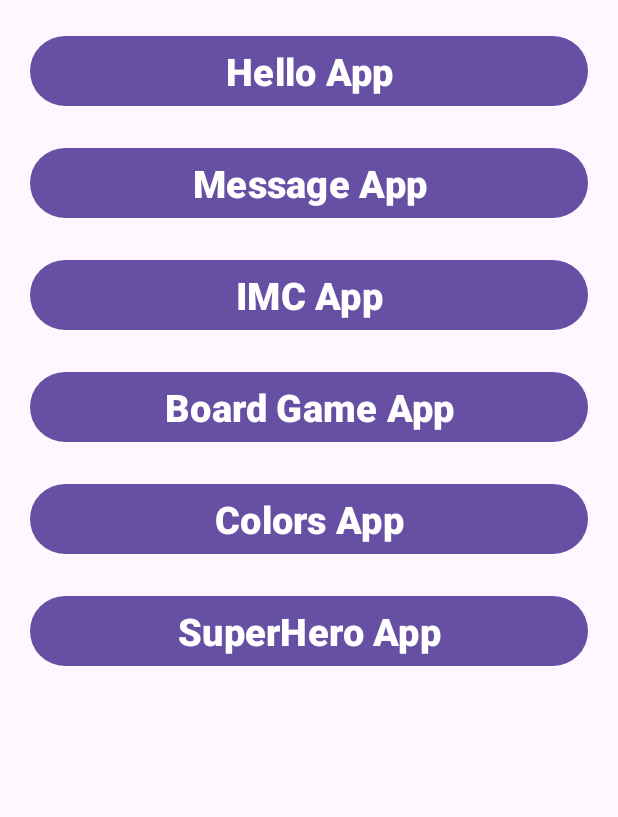
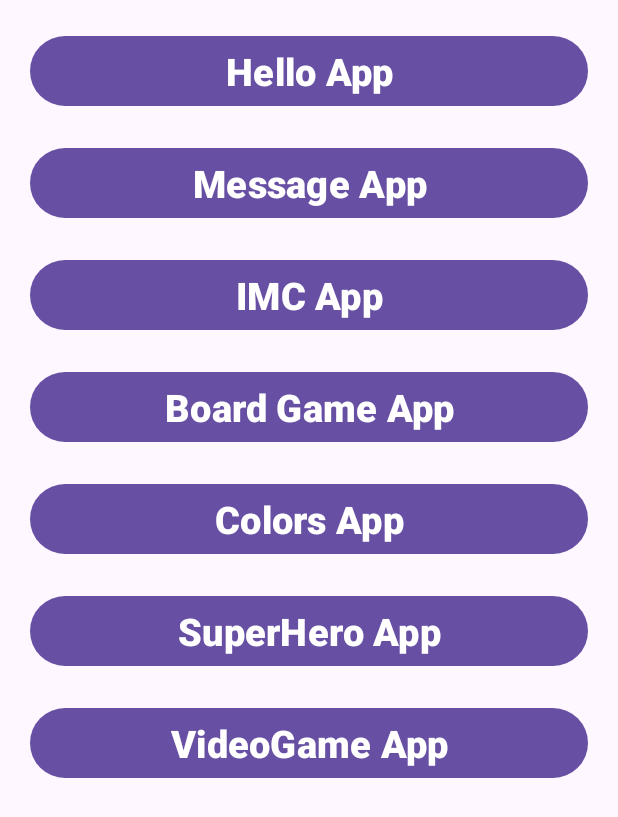
Before and after one commit to EowynRohirrim/AppsPMDM, an Android app: the screen it shows after launch (MenuActivity), on a phone screen of 412 x 824 dp. Shown: the top 817 px of the screen. Run offline under Robolectric (Android 15) with nearby library versions, the phone set to English and light mode, and no system bars.

Commit message:
15/01/2024 Trabajo Tema 6 APIs

```diff
--- a/app/build.gradle.kts
+++ b/app/build.gradle.kts
@@ -34,7 +34,7 @@ android {
         jvmTarget = "1.8"
     }
     buildFeatures{
-        viewBinding = true   //Además, hay que darle a sincronizar
+        viewBinding = true   //Además, hay que darle a sincronizar, PARA QUE FUNCIONE EL VIEWBINDING
     }
 
 }
--- a/app/src/main/AndroidManifest.xml
+++ b/app/src/main/AndroidManifest.xml
@@ -14,6 +14,9 @@
         android:supportsRtl="true"
         android:theme="@style/Theme.AppsPMDM"
         tools:targetApi="31">
+        <activity
+            android:name=".VideoGameApp.VideoGameListActivity"
+            android:exported="false" />
         <activity
             android:name=".SuperheroApp.DetailSuperheroActivity"
             android:exported="false" />
--- a/app/src/main/java/com/patri/appspmdm/MenuActivity.kt
+++ b/app/src/main/java/com/patri/appspmdm/MenuActivity.kt
@@ -10,6 +10,7 @@ import com.patri.appspmdm.HelloApp.MainActivity
 import com.patri.appspmdm.IMCApp.IMCcalculator
 import com.patri.appspmdm.MessageApp.MessageSending
 import com.patri.appspmdm.SuperheroApp.SuperheroListActivity
+import com.patri.appspmdm.VideoGameApp.VideoGameListActivity
 
 
 class MenuActivity : AppCompatActivity() {
@@ -40,7 +41,11 @@ class MenuActivity : AppCompatActivity() {
         var btnSuperHeroApp = findViewById<Button>(R.id.btnSuperHeroApp)
         btnSuperHeroApp.setOnClickListener{ navigateToSuperHeroApp() }
 
+        var btnVideoGameApp = findViewById<Button>(R.id.btnVideoGameApp)
+        btnVideoGameApp.setOnClickListener{ navigateToVideoGameApp() }
+
     }
+
 
     /**
      * Fuera de la función onCreate()
@@ -74,4 +79,8 @@ class MenuActivity : AppCompatActivity() {
         var intent = Intent(this, SuperheroListActivity::class.java)
         startActivity(intent)
     }
+    private fun navigateToVideoGameApp() {
+        var intent = Intent(this, VideoGameListActivity::class.java)
+        startActivity(intent)
+    }
 }
--- a/app/src/main/java/com/patri/appspmdm/SuperheroApp/SuperheroListActivity.kt
+++ b/app/src/main/java/com/patri/appspmdm/SuperheroApp/SuperheroListActivity.kt
@@ -113,13 +113,10 @@ class SuperheroListActivity : AppCompatActivity() {
             .build()
     }
 
-
     private fun navigateToDetail(id: String) {
         val intent = Intent(this, DetailSuperheroActivity::class.java)//Declaramos intent en este contexto que va a lanzar la siguiente actividada Detail
         intent.putExtra(EXTRA_ID, id)//Le vamos a pasar el id, lo metemos en el extra y lo mandamos a la siguiente pantalla, es util cuando se tienen muchas pantallas
         startActivity(intent)
     }
 
-
-
 }
--- /dev/null
+++ b/app/src/main/java/com/patri/appspmdm/VideoGameApp/VideoGameDataResponse.kt
@@ -0,0 +1,6 @@
+package com.patri.appspmdm.VideoGameApp
+
+class VideoGameDataResponse {
+
+
+}
--- a/app/src/main/res/layout/activity_menu.xml
+++ b/app/src/main/res/layout/activity_menu.xml
@@ -62,6 +62,15 @@
         android:textStyle="bold"
         android:layout_marginHorizontal="20dp"
         android:layout_marginTop="20dp"/>
+    <Button
+        android:id="@+id/btnVideoGameApp"
+        android:layout_width="match_parent"
+        android:layout_height="wrap_content"
+        android:text="VideoGame App"
+        android:textSize="25sp"
+        android:textStyle="bold"
+        android:layout_marginHorizontal="20dp"
+        android:layout_marginTop="20dp"/>
 
 
 </LinearLayout>
--- a/app/src/main/res/values/strings.xml
+++ b/app/src/main/res/values/strings.xml
@@ -59,5 +59,4 @@
     <string name="test">Prueba</string>
 
 
-
 </resources>
```
Also changed, not shown: app/src/main/java/com/patri/appspmdm/VideoGameApp/ApiService.kt (added, +25 -0 lines), app/src/main/java/com/patri/appspmdm/VideoGameApp/VideoGameListActivity.kt (added, +60 -0 lines), app/src/main/res/layout/activity_video_game_list.xml (added, +43 -0 lines).
